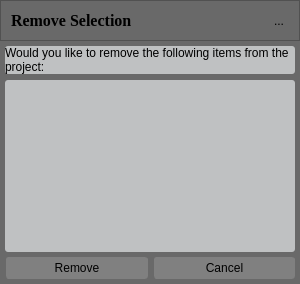
octaviansoldea/VRShop, file Dev/OSG/Src/ShopScene/libShopEditor/PopUpGUIs/VRRemoveSelection_GUI.ui: the form before one commit.
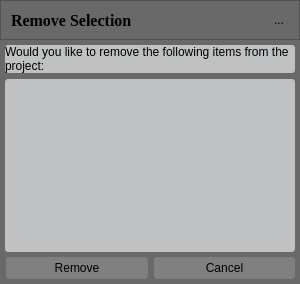
The form after the commit. Icons and pictures are not drawn.

```diff
--- a/Dev/OSG/Src/ShopScene/libShopEditor/PopUpGUIs/VRRemoveSelection_GUI.ui
+++ b/Dev/OSG/Src/ShopScene/libShopEditor/PopUpGUIs/VRRemoveSelection_GUI.ui
@@ -206,28 +206,17 @@
        </widget>
       </item>
       <item>
-       <widget class="QLabel" name="m_pLabelRemoveItems">
-        <property name="sizePolicy">
-         <sizepolicy hsizetype="Preferred" vsizetype="MinimumExpanding">
-          <horstretch>0</horstretch>
-          <verstretch>0</verstretch>
-         </sizepolicy>
-        </property>
+       <widget class="QListView" name="m_pListView">
         <property name="styleSheet">
          <string notr="true">background-color: rgb(191,193,194);
-border-radius: 3px;</string>
+border-radius: 3px;
+</string>
         </property>
-        <property name="text">
-         <string/>
+        <property name="selectionMode">
+         <enum>QAbstractItemView::NoSelection</enum>
         </property>
-        <property name="margin">
-         <number>5</number>
-        </property>
-        <property name="indent">
-         <number>50</number>
-        </property>
-        <property name="textInteractionFlags">
-         <set>Qt::NoTextInteraction</set>
+        <property name="spacing">
+         <number>2</number>
         </property>
        </widget>
       </item>
```
